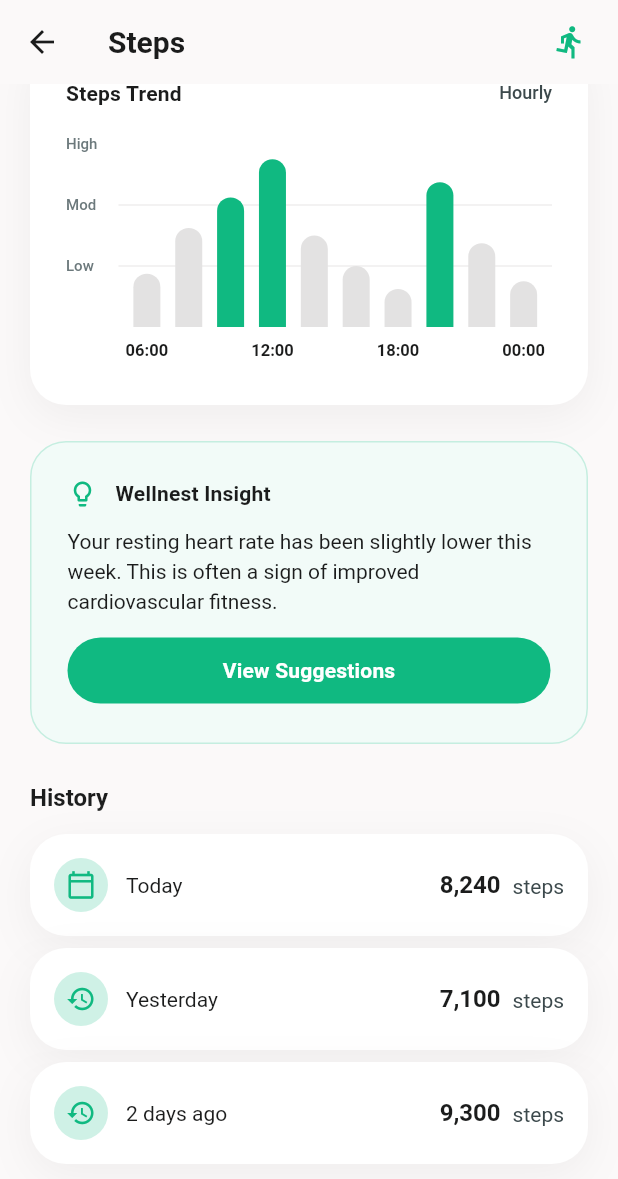
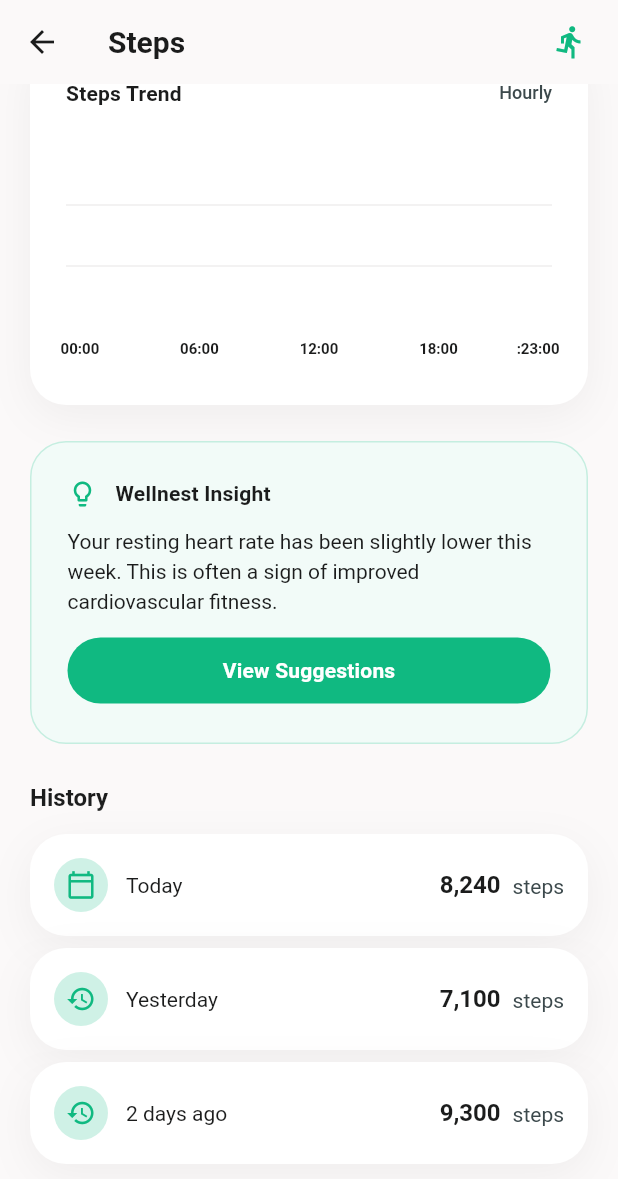
Before and after one commit to far555na/wellnest, a Flutter app: the screen it shows after launch, scrolled down 560 dp, on a phone screen of 412 x 824 dp. Shown: the top 1179 px of the screen. Run offline on Flutter 3.47's test engine with Material 3 defaults, Android fonts, the phone set to English and light mode, and no system bars; drawn by our look-alikes of fl_chart; our stand-ins replace cloud_firestore, firebase_core, flutter_riverpod, permission_handler; missing offline and left inert: health; accounts and stored records are empty; Roboto replaces fonts that are missing (Be Vietnam Pro); statements that could not run were skipped.

Commit message:
feat: show steps trend

```diff
--- a/lib/providers/activity_service_provider.dart
+++ b/lib/providers/activity_service_provider.dart
@@ -33,6 +33,11 @@ final todayStepsProvider = FutureProvider<int>((ref) {
   );
 });
 
+final todayHourlyStepsProvider = FutureProvider<List<double>>((ref) async {
+  final service = ref.watch(activityServiceProvider);
+  return service.getTodayHourlySteps();
+});
+
 final todayDistanceProvider = FutureProvider<double>((ref) {
   return _withActivityPermission<double>(
     ref,
--- a/lib/services/activity_service.dart
+++ b/lib/services/activity_service.dart
@@ -1,3 +1,4 @@
+import 'package:flutter/material.dart';
 import 'package:health/health.dart';
 import 'package:wellnest/services/health_service.dart';
 
@@ -20,6 +21,42 @@ class ActivityService extends HealthService {
 
     return steps ?? 0;
   }
+
+  Future<List<double>> getTodayHourlySteps() async {
+  final List<double> hourlySteps = [];
+
+  // final currentNow = DateTime.now();
+  // final startOfToday = DateTime(
+  //   currentNow.year,
+  //   currentNow.month,
+  //   currentNow.day,
+  // );
+
+  for (int hour = 0; hour < 24; hour++) {
+    final start = startOfToday.add(Duration(hours: hour));
+    final end = startOfToday.add(Duration(hours: hour + 1));
+
+    // Do not fetch future hours
+    if (start.isAfter(now)) {
+      hourlySteps.add(0);
+      continue;
+    }
+
+    final safeEnd = end.isAfter(now) ? now : end;
+
+    try {
+      final steps = await health.getTotalStepsInInterval(start, safeEnd);
+      hourlySteps.add((steps ?? 0).toDouble());
+    } catch (error) {
+      debugPrint('Error getting steps for hour $hour: $error');
+      hourlySteps.add(0);
+    }
+  }
+
+  debugPrint('Hourly steps: $hourlySteps');
+
+  return hourlySteps;
+}
 
   Future<double> getTodayDistanceKm() async {
   final rawData = await health.getHealthDataFromTypes(
--- a/lib/views/steps_page.dart
+++ b/lib/views/steps_page.dart
@@ -9,7 +9,7 @@ import 'package:wellnest/widgets/history_list.dart';
 import 'package:wellnest/widgets/insight_card.dart';
 import 'package:wellnest/widgets/health_detail/main_detail_card.dart';
 import 'package:wellnest/widgets/health_detail/sub_detail_card.dart';
-import 'package:wellnest/widgets/trend_card.dart';
+import 'package:wellnest/widgets/health_detail/trend_card.dart';
 
 class StepsPage extends ConsumerWidget {
   const StepsPage({super.key});
@@ -21,6 +21,7 @@ class StepsPage extends ConsumerWidget {
     final stepsAsync = ref.watch(todayStepsProvider);
     final distanceAsync = ref.watch(todayDistanceProvider);
     final avgSpeedAsync = ref.watch(todayAverageSpeedProvider);
+    final hourlyStepsAsync = ref.watch(todayHourlyStepsProvider);
 
     final stepsValue = stepsAsync.when(
       data: (steps) => steps,
@@ -120,7 +121,20 @@ class StepsPage extends ConsumerWidget {
             const SizedBox(height: 24),
 
             // Steps Trend Chart Card
-            const TrendCard(),
+            hourlyStepsAsync.when(
+              data: (hourlySteps) {
+                return TrendCard(hourlySteps: hourlySteps);
+              },
+              loading: () {
+                return const SizedBox(
+                  height: 220,
+                  child: Center(child: CircularProgressIndicator()),
+                );
+              },
+              error: (error, stackTrace) {
+                return TrendCard(hourlySteps: List.filled(24, 0));
+              },
+            ),
             const SizedBox(height: 24),
 
             // Wellnest Insight Card
--- a/lib/widgets/trend_card.dart
+++ b/lib/widgets/health_detail/trend_card.dart
@@ -4,24 +4,22 @@ import 'package:wellnest/theme/wellnest_color.dart';
 import 'package:wellnest/theme/wellnest_shadows.dart';
 
 class TrendCard extends StatelessWidget {
-  const TrendCard({super.key});
+  const TrendCard({
+    super.key,
+    required this.hourlySteps,
+  });
 
-  final List<double> _hourlySteps = const [
-    35,
-    65,
-    85,
-    110,
-    60,
-    40,
-    25,
-    95,
-    55,
-    30,
-  ];
+  final List<double> hourlySteps;
 
   @override
   Widget build(BuildContext context) {
     final textTheme = Theme.of(context).textTheme;
+
+    final maxStep = hourlySteps.isEmpty
+        ? 100.0
+        : hourlySteps.reduce((a, b) => a > b ? a : b);
+
+    final chartMaxY = maxStep <= 0 ? 100.0 : maxStep * 1.2;
 
     return Container(
       width: double.infinity,
@@ -58,19 +56,19 @@ class TrendCard extends StatelessWidget {
             child: BarChart(
               BarChartData(
                 minY: 0,
-                maxY: 120,
+                maxY: chartMaxY,
                 alignment: BarChartAlignment.spaceEvenly,
 
-                barGroups: List.generate(_hourlySteps.length, (index) {
-                  final value = _hourlySteps[index];
-                  final isActive = value >= 80;
+                barGroups: List.generate(hourlySteps.length, (index) {
+                  final value = hourlySteps[index];
+                  final isActive = value > 0;
 
                   return BarChartGroupData(
                     x: index,
                     barRods: [
                       BarChartRodData(
                         toY: value,
-                        width: 18,
+                        width: 8,
                         color: isActive
                             ? WellnestColors.activity
                             : WellnestColors.surfaceContainerHighest,
@@ -85,7 +83,7 @@ class TrendCard extends StatelessWidget {
                 gridData: FlGridData(
                   show: true,
                   drawVerticalLine: false,
-                  horizontalInterval: 40,
+                  horizontalInterval: chartMaxY / 3,
                   getDrawingHorizontalLine: (value) {
                     return const FlLine(
                       color: WellnestColors.surfaceContainer,
@@ -104,31 +102,8 @@ class TrendCard extends StatelessWidget {
                     sideTitles: SideTitles(showTitles: false),
                   ),
 
-                  leftTitles: AxisTitles(
-                    sideTitles: SideTitles(
-                      showTitles: true,
-                      reservedSize: 35,
-                      interval: 40,
-                      getTitlesWidget: (value, meta) {
-                        String text = '';
-
-                        if (value == 40) {
-                          text = 'Low';
-                        } else if (value == 80) {
-                          text = 'Mod';
-                        } else if (value == 120) {
-                          text = 'High';
-                        }
-
-                        return Text(
-                          text,
-                          style: textTheme.labelSmall?.copyWith(
-                            fontSize: 10,
-                            color: WellnestColors.outline,
-                          ),
-                        );
-                      },
-                    ),
+                  leftTitles: const AxisTitles(
+                    sideTitles: SideTitles(showTitles: false),
                   ),
 
                   bottomTitles: AxisTitles(
@@ -140,16 +115,19 @@ class TrendCard extends StatelessWidget {
 
                         switch (value.toInt()) {
                           case 0:
+                            text = '00:00';
+                            break;
+                          case 6:
                             text = '06:00';
                             break;
-                          case 3:
+                          case 12:
                             text = '12:00';
                             break;
-                          case 6:
+                          case 18:
                             text = '18:00';
                             break;
-                          case 9:
-                            text = '00:00';
+                          case 23:
+                            text = ':23:00';
                             break;
                         }
 
@@ -158,7 +136,7 @@ class TrendCard extends StatelessWidget {
                           child: Text(
                             text,
                             style: textTheme.labelSmall?.copyWith(
-                              fontSize: 11,
+                              fontSize: 10,
                               fontWeight: FontWeight.w600,
                               color: WellnestColors.onSurface,
                             ),
@@ -169,26 +147,20 @@ class TrendCard extends StatelessWidget {
                   ),
                 ),
 
-                // barTouchData: BarTouchData(
-                //   enabled: true,
-                //   touchTooltipData: BarTouchTooltipData(
-                //     tooltipRoundedRadius: WellnestRadius.sm,
-                //     tooltipPadding: const EdgeInsets.symmetric(
-                //       horizontal: 10,
-                //       vertical: 6,
-                //     ),
-                //     getTooltipItem: (group, groupIndex, rod, rodIndex) {
-                //       return BarTooltipItem(
-                //         '${rod.toY.toInt()} steps',
-                //         textTheme.labelSmall!.copyWith(
-                //           color: WellnestColors.onSurface,
-                //           fontWeight: FontWeight.w600,
-                //         ),
-                //       );
-                //     },
-                //   ),
-                // ),
-                barTouchData: BarTouchData(enabled: true),
+                barTouchData: BarTouchData(
+                  enabled: true,
+                  touchTooltipData: BarTouchTooltipData(
+                    getTooltipItem: (group, groupIndex, rod, rodIndex) {
+                      return BarTooltipItem(
+                        '${rod.toY.toInt()} steps',
+                        textTheme.labelSmall!.copyWith(
+                          color: WellnestColors.onSurface,
+                          fontWeight: FontWeight.w600,
+                        ),
+                      );
+                    },
+                  ),
+                ),
               ),
               duration: const Duration(milliseconds: 300),
               curve: Curves.easeOut,
```
